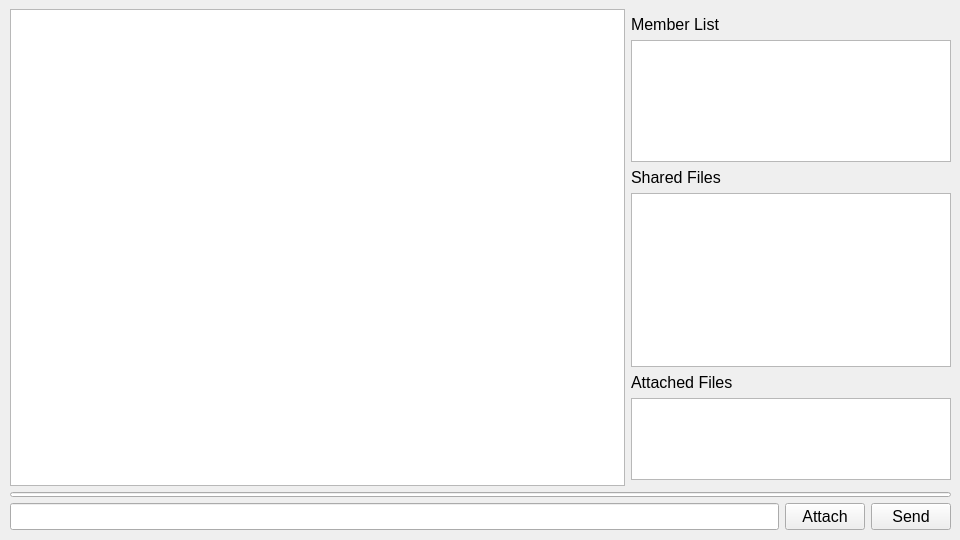
Above: Client/chatUI.ui from nonameex1sts/ChatApp_QTFramework before the change. Below: the same form after it.
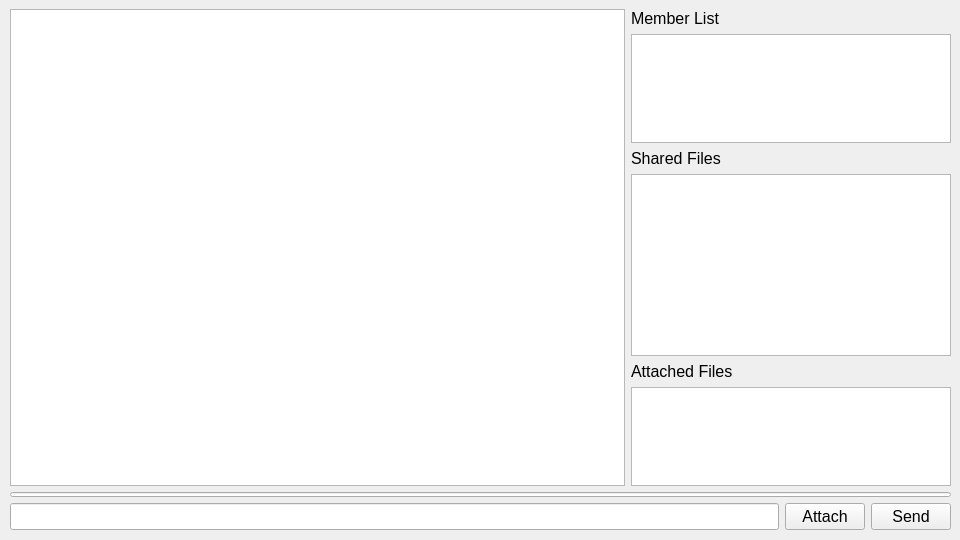
That is the form after the change.

What changed in the file:
```diff
--- a/Client/chatUI.ui
+++ b/Client/chatUI.ui
@@ -59,19 +59,6 @@
         </property>
        </widget>
       </item>
-      <item row="1" column="1">
-       <widget class="QLabel" name="memberListLabel">
-        <property name="font">
-         <font>
-          <pointsize>12</pointsize>
-          <fontweight>DemiBold</fontweight>
-         </font>
-        </property>
-        <property name="text">
-         <string>Member List</string>
-        </property>
-       </widget>
-      </item>
       <item row="4" column="1">
        <widget class="QListWidget" name="sharedFileList">
         <property name="maximumSize">
@@ -91,24 +78,6 @@
         </property>
        </widget>
       </item>
-      <item row="6" column="1">
-       <widget class="QListWidget" name="attachedFileList">
-        <property name="maximumSize">
-         <size>
-          <width>320</width>
-          <height>100</height>
-         </size>
-        </property>
-        <property name="font">
-         <font>
-          <pointsize>12</pointsize>
-         </font>
-        </property>
-        <property name="editTriggers">
-         <set>QAbstractItemView::NoEditTriggers</set>
-        </property>
-       </widget>
-      </item>
       <item row="3" column="1">
        <widget class="QLabel" name="sharedFilesLabel">
         <property name="font">
@@ -127,7 +96,7 @@
         <property name="maximumSize">
          <size>
           <width>320</width>
-          <height>140</height>
+          <height>120</height>
          </size>
         </property>
         <property name="font">
@@ -152,6 +121,37 @@
         </property>
        </widget>
       </item>
+      <item row="6" column="1" rowspan="2">
+       <widget class="QListWidget" name="attachedFileList">
+        <property name="maximumSize">
+         <size>
+          <width>320</width>
+          <height>120</height>
+         </size>
+        </property>
+        <property name="font">
+         <font>
+          <pointsize>12</pointsize>
+         </font>
+        </property>
+        <property name="editTriggers">
+         <set>QAbstractItemView::NoEditTriggers</set>
+        </property>
+       </widget>
+      </item>
+      <item row="0" column="1" rowspan="2">
+       <widget class="QLabel" name="memberListLabel">
+        <property name="font">
+         <font>
+          <pointsize>12</pointsize>
+          <fontweight>DemiBold</fontweight>
+         </font>
+        </property>
+        <property name="text">
+         <string>Member List</string>
+        </property>
+       </widget>
+      </item>
      </layout>
     </item>
     <item row="2" column="1">
```
